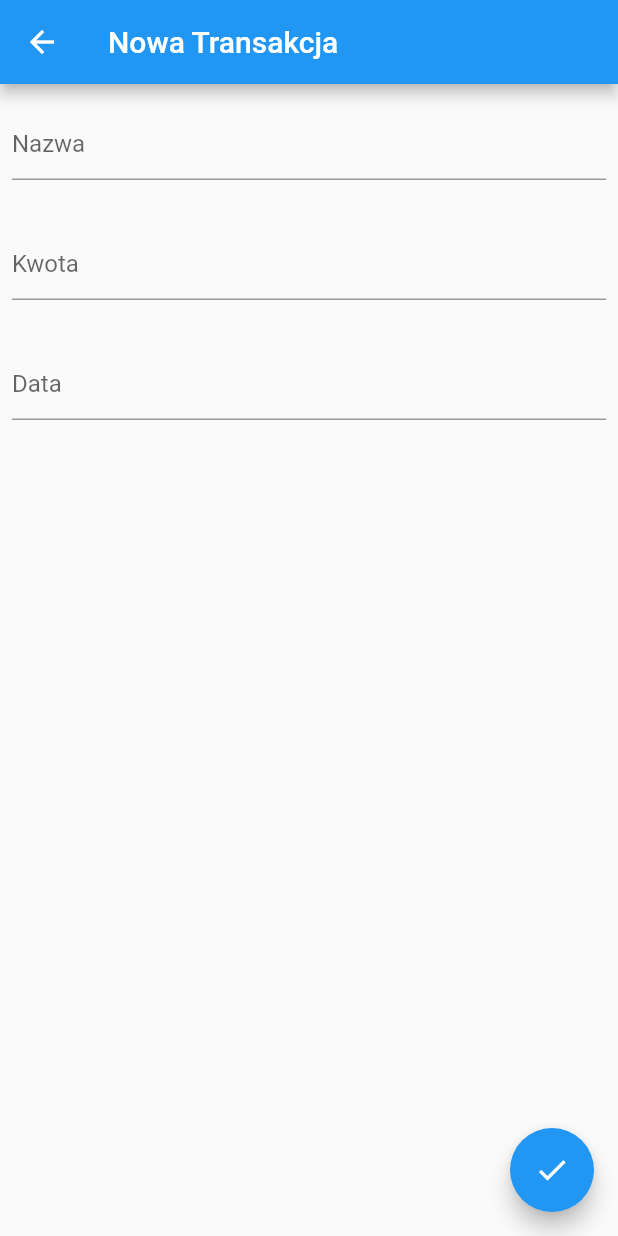
After one commit to Wapirek/fleet-mobile, a Flutter app: the screen it shows after launch, after a tap on the "add" icon, on a phone screen of 412 x 824 dp. The commit adds this screen. Run offline on Flutter 3.47's test engine with Material 2 defaults, Android fonts, the phone set to English and light mode, and no system bars.

Commit message:
Transaction Page (list + add)

```diff
--- a/lib/main.dart
+++ b/lib/main.dart
@@ -1,5 +1,6 @@
 
 import 'package:fleet_mobile/pages/dashboard_page.dart';
+import 'package:fleet_mobile/pages/transaction_add_page.dart';
 import 'package:fleet_mobile/pages/transaction_page.dart';
 import 'package:flutter/material.dart';
 
@@ -35,7 +36,7 @@ class _RootPageState extends State<RootPage> {
   int currentPage = 0;
 
 //TODO new page needed add in this List!!!
-  List<Widget> pages = const [DashboardPage(),TransactionPage(),TransactionPage(),TransactionPage(),TransactionPage()];
+  List<Widget> pages = const [DashboardPage(),TransactionListPage(),TransactionListPage(),TransactionListPage(),TransactionListPage()];
   @override
   Widget build(BuildContext context) {
     return Scaffold(
@@ -46,6 +47,11 @@ class _RootPageState extends State<RootPage> {
       body: IndexedStack(
         index: currentPage,
         children:pages,
+      ),
+      //TODO change FAB to more interact
+      floatingActionButton: FloatingActionButton(
+        onPressed: (){Navigator.push(context, MaterialPageRoute(builder: (context)=> const TransactionAddPage()));},
+        child: const Icon(Icons.add),
       ),
       bottomNavigationBar: NavigationBar(
         destinations: const [
--- a/lib/models/transaction.dart
+++ b/lib/models/transaction.dart
@@ -8,13 +8,11 @@ class Transaction {
   int transactionPrice;
   int? transactionAmount;
   String transactionDate;
-  var listProduct = [] as Product;
-//TODO: Lista produkrów do dadania
+  List<Product>? listProducts;
+
   bool get isIncome {
     return transactionPrice > 0 ? true : false;
   }
-
-
 
   Transaction({
     required this.transactionId,
@@ -25,4 +23,8 @@ class Transaction {
     this.transactionTyp,
     this.transactionCategory,
   });
+
+  void addProduct(Product product){
+    listProducts?.add(product);
+  }
 }
--- /dev/null
+++ b/lib/pages/transaction_add_page.dart
@@ -0,0 +1,69 @@
+import 'package:flutter/material.dart';
+
+class TransactionAddPage extends StatefulWidget {
+  const TransactionAddPage({Key? key}) : super(key: key);
+
+  @override
+  State<TransactionAddPage> createState() => _TransactionAddPageState();
+}
+
+class _TransactionAddPageState extends State<TransactionAddPage> {
+  @override
+  Widget build(BuildContext context) {
+    return Scaffold(
+      appBar: AppBar(title: const Text("Nowa Transakcja"),),
+      body: SafeArea(
+        child: Column(
+          children: const <Widget>[
+            _paddingInsideTransaction(
+              child: TextField(
+                decoration: InputDecoration(
+                  border: UnderlineInputBorder(),
+                  hintText: 'Nazwa',
+                ),
+              )
+          ),
+            _paddingInsideTransaction(
+                child:TextField(
+                    keyboardType: TextInputType.number,
+                    decoration: InputDecoration(
+                      border: UnderlineInputBorder(),
+                      hintText: 'Kwota',
+                    )
+              )
+            ),
+            _paddingInsideTransaction(
+              //TODO default today
+                child: TextField(
+                    keyboardType: TextInputType.datetime,
+                    decoration: InputDecoration(
+                      border: UnderlineInputBorder(),
+                      hintText: 'Data',
+                    )
+                )
+            )
+        ],
+        ),
+      ),
+      floatingActionButton: FloatingActionButton(
+          onPressed: (){},
+          child: const Icon(Icons.check),
+      ),
+    );
+  }
+}
+
+class _paddingInsideTransaction extends StatelessWidget {
+  const _paddingInsideTransaction({
+    Key? key,
+    required this.child
+  }) : super(key: key);
+  final Widget child;
+  @override
+  Widget build(BuildContext context) {
+    return Padding(
+      padding: const EdgeInsets.symmetric(horizontal: 8, vertical: 16),
+        child: child,
+      );
+  }
+}
--- a/lib/pages/transaction_page.dart
+++ b/lib/pages/transaction_page.dart
@@ -156,17 +156,17 @@ List<Transaction> transactionList = [
       transactionDate: '20.12.2004'),
 ];
 
-class TransactionPage extends StatelessWidget {
-  const TransactionPage({Key? key}) : super(key: key);
-
+class TransactionListPage extends StatelessWidget {
+  const TransactionListPage({Key? key}) : super(key: key);
+  //floatingActionButton: FloatingActionButton.small(onPressed: (){}),
   @override
   Widget build(BuildContext context) {
     var formatter= NumberFormat.currency(locale: 'pl_PL', symbol: 'PLN');
-
     return ListView.builder(
         itemCount: transactionList.length,
         itemBuilder: (BuildContext context, int index) {
           return Card(
+
               child: ListTile(
                 onTap: () {
                   Navigator.push(context, MaterialPageRoute(builder: (context)=> TransactionDetailsPage(transaction: transactionList[index])));
```
Lines whose indentation alone changed are shown as unchanged.
